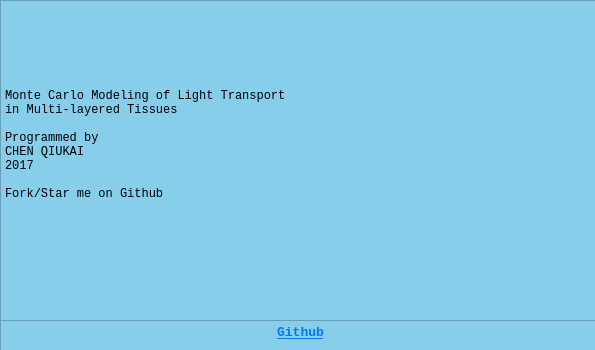
Qt form mainwidgets/about.ui (SimonCqk/Photon_Propagation_Simulation) before a commit.
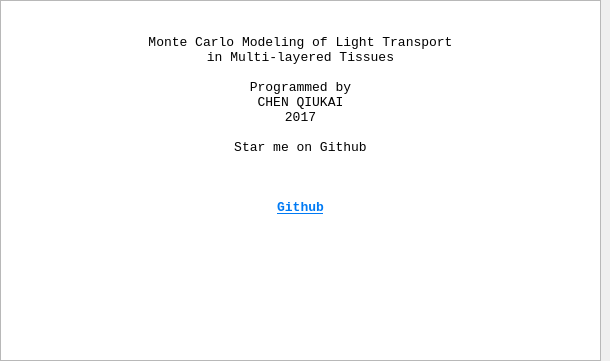
The same form after that commit.

```diff
--- a/mainwidgets/about.ui
+++ b/mainwidgets/about.ui
@@ -6,8 +6,8 @@
    <rect>
     <x>0</x>
     <y>0</y>
-    <width>595</width>
-    <height>350</height>
+    <width>610</width>
+    <height>361</height>
    </rect>
   </property>
   <property name="windowTitle">
@@ -17,9 +17,9 @@
    <property name="geometry">
     <rect>
      <x>0</x>
-     <y>320</y>
+     <y>0</y>
      <width>601</width>
-     <height>31</height>
+     <height>361</height>
     </rect>
    </property>
    <property name="font">
@@ -32,51 +32,27 @@
     </font>
    </property>
    <property name="styleSheet">
-    <string notr="true">background-color:rgb(135,206,235);</string>
+    <string notr="true"/>
    </property>
    <property name="html">
     <string>&lt;!DOCTYPE HTML PUBLIC &quot;-//W3C//DTD HTML 4.0//EN&quot; &quot;http://www.w3.org/TR/REC-html40/strict.dtd&quot;&gt;
 &lt;html&gt;&lt;head&gt;&lt;meta name=&quot;qrichtext&quot; content=&quot;1&quot; /&gt;&lt;style type=&quot;text/css&quot;&gt;
 p, li { white-space: pre-wrap; }
 &lt;/style&gt;&lt;/head&gt;&lt;body style=&quot; font-family:'Consolas'; font-size:10pt; font-weight:400; font-style:normal;&quot;&gt;
-&lt;p align=&quot;center&quot; style=&quot; margin-top:0px; margin-bottom:0px; margin-left:0px; margin-right:0px; -qt-block-indent:0; text-indent:0px;&quot;&gt;&lt;a href=&quot;https://github.com/SimonCqk/Model_of_LightTransport&quot;&gt;&lt;span style=&quot; font-family:'SimSun'; font-weight:600; text-decoration: underline; color:#007af4;&quot;&gt;Github&lt;/span&gt;&lt;/a&gt;&lt;/p&gt;&lt;/body&gt;&lt;/html&gt;</string>
-   </property>
-  </widget>
-  <widget class="QPlainTextEdit" name="plainTextEdit">
-   <property name="geometry">
-    <rect>
-     <x>0</x>
-     <y>0</y>
-     <width>600</width>
-     <height>321</height>
-    </rect>
-   </property>
-   <property name="font">
-    <font>
-     <family>Consolas</family>
-    </font>
-   </property>
-   <property name="styleSheet">
-    <string notr="true">background-color:rgb(135,206,235);</string>
-   </property>
-   <property name="readOnly">
-    <bool>false</bool>
-   </property>
-   <property name="plainText">
-    <string>
-
-
-
-
-
-Monte Carlo Modeling of Light Transport
-in Multi-layered Tissues
-
-Programmed by
-CHEN QIUKAI
-2017
-
-Fork/Star me on Github</string>
+&lt;p align=&quot;center&quot; style=&quot;-qt-paragraph-type:empty; margin-top:0px; margin-bottom:0px; margin-left:0px; margin-right:0px; -qt-block-indent:0; text-indent:0px;&quot;&gt;&lt;br /&gt;&lt;/p&gt;
+&lt;p align=&quot;center&quot; style=&quot;-qt-paragraph-type:empty; margin-top:0px; margin-bottom:0px; margin-left:0px; margin-right:0px; -qt-block-indent:0; text-indent:0px;&quot;&gt;&lt;br /&gt;&lt;/p&gt;
+&lt;p align=&quot;center&quot; style=&quot; margin-top:0px; margin-bottom:0px; margin-left:0px; margin-right:0px; -qt-block-indent:0; text-indent:0px;&quot;&gt;Monte Carlo Modeling of Light Transport&lt;/p&gt;
+&lt;p align=&quot;center&quot; style=&quot; margin-top:0px; margin-bottom:0px; margin-left:0px; margin-right:0px; -qt-block-indent:0; text-indent:0px;&quot;&gt;in Multi-layered Tissues&lt;/p&gt;
+&lt;p align=&quot;center&quot; style=&quot;-qt-paragraph-type:empty; margin-top:0px; margin-bottom:0px; margin-left:0px; margin-right:0px; -qt-block-indent:0; text-indent:0px;&quot;&gt;&lt;br /&gt;&lt;/p&gt;
+&lt;p align=&quot;center&quot; style=&quot; margin-top:0px; margin-bottom:0px; margin-left:0px; margin-right:0px; -qt-block-indent:0; text-indent:0px;&quot;&gt;Programmed by&lt;/p&gt;
+&lt;p align=&quot;center&quot; style=&quot; margin-top:0px; margin-bottom:0px; margin-left:0px; margin-right:0px; -qt-block-indent:0; text-indent:0px;&quot;&gt;CHEN QIUKAI&lt;/p&gt;
+&lt;p align=&quot;center&quot; style=&quot; margin-top:0px; margin-bottom:0px; margin-left:0px; margin-right:0px; -qt-block-indent:0; text-indent:0px;&quot;&gt;2017&lt;/p&gt;
+&lt;p align=&quot;center&quot; style=&quot;-qt-paragraph-type:empty; margin-top:0px; margin-bottom:0px; margin-left:0px; margin-right:0px; -qt-block-indent:0; text-indent:0px;&quot;&gt;&lt;br /&gt;&lt;/p&gt;
+&lt;p align=&quot;center&quot; style=&quot; margin-top:0px; margin-bottom:0px; margin-left:0px; margin-right:0px; -qt-block-indent:0; text-indent:0px;&quot;&gt;Star me on Github&lt;/p&gt;
+&lt;p align=&quot;center&quot; style=&quot;-qt-paragraph-type:empty; margin-top:0px; margin-bottom:0px; margin-left:0px; margin-right:0px; -qt-block-indent:0; text-indent:0px;&quot;&gt;&lt;br /&gt;&lt;/p&gt;
+&lt;p style=&quot;-qt-paragraph-type:empty; margin-top:0px; margin-bottom:0px; margin-left:0px; margin-right:0px; -qt-block-indent:0; text-indent:0px;&quot;&gt;&lt;br /&gt;&lt;/p&gt;
+&lt;p style=&quot;-qt-paragraph-type:empty; margin-top:0px; margin-bottom:0px; margin-left:0px; margin-right:0px; -qt-block-indent:0; text-indent:0px;&quot;&gt;&lt;br /&gt;&lt;/p&gt;
+&lt;p align=&quot;center&quot; style=&quot; margin-top:0px; margin-bottom:0px; margin-left:0px; margin-right:0px; -qt-block-indent:0; text-indent:0px;&quot;&gt;&lt;a href=&quot;https://github.com/SimonCqk/Model_of_LightTransport&quot;&gt;&lt;span style=&quot; font-weight:600; text-decoration: underline; color:#007af4;&quot;&gt;Github&lt;/span&gt;&lt;/a&gt;&lt;/p&gt;&lt;/body&gt;&lt;/html&gt;</string>
    </property>
   </widget>
  </widget>
```
